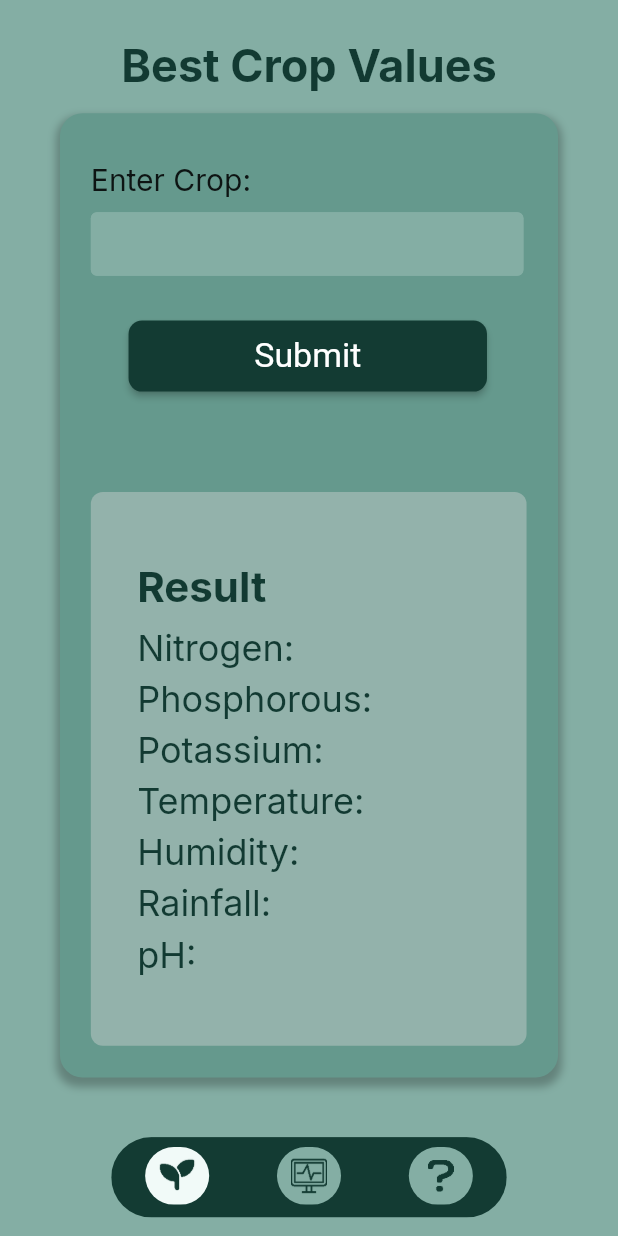
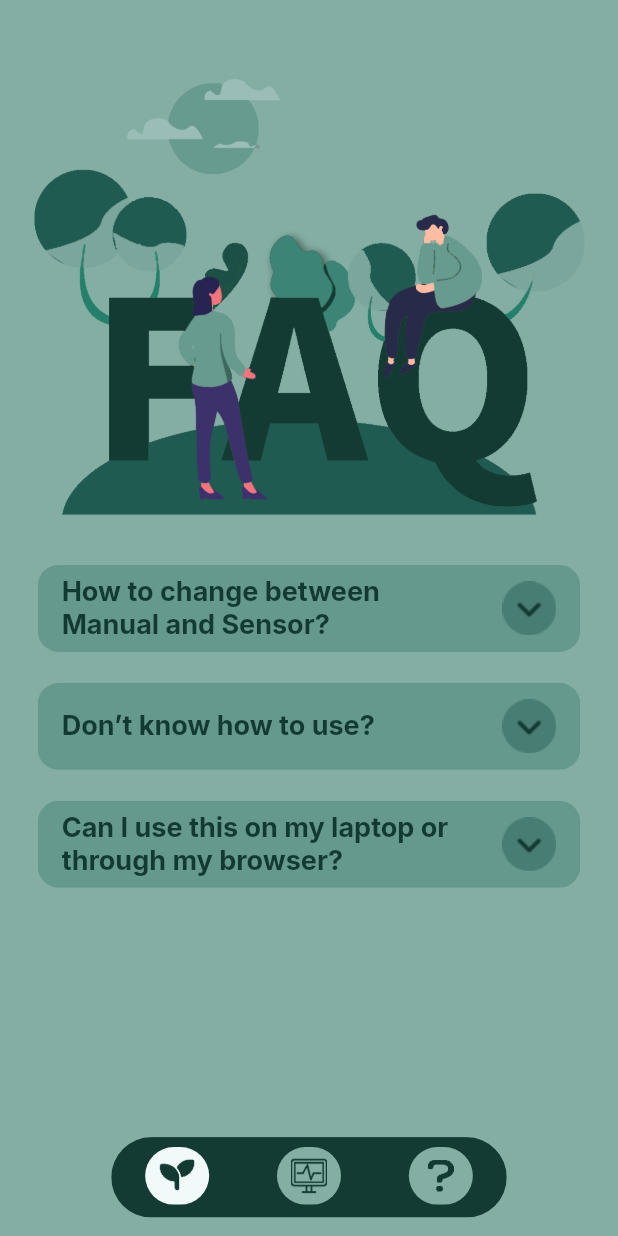
Before and after one commit to SaiVenkatesh007/CultivoApp, a Flutter app: the screen it shows after launch, on a phone screen of 412 x 824 dp. Run offline on Flutter 3.47's test engine with Material 2 defaults, Android fonts, the light colour scheme and no system bars; our stand-ins replace google_fonts.

Commit message:
FAQ Screen Added

```diff
--- a/lib/main.dart
+++ b/lib/main.dart
@@ -1,3 +1,4 @@
+import 'package:cultivoapp/screens/faq.dart';
 import 'package:flutter/material.dart';
 import 'package:flutter/services.dart';
 
@@ -20,7 +21,8 @@ class MyApp extends StatelessWidget {
   @override
   Widget build(BuildContext context) {
     return MaterialApp(
-      home: BestCrop(),
+      debugShowCheckedModeBanner: false,
+      home: FAQScreen(),
     );
   }
 }
--- a/lib/screens/best_value.dart
+++ b/lib/screens/best_value.dart
@@ -142,12 +142,14 @@ class _BestCropState extends State<BestCrop> {
                             padding: EdgeInsets.only(
                               bottom: pageHeight * 0.005,
                             ),
+                            child: Center(
                               child: Text(
                                 "Result",
                                 style: GoogleFonts.inter(
                                   fontSize: 28,
                                   color: const Color(0xff123A32),
                                   fontWeight: FontWeight.bold,
+                                ),
                               ),
                             ),
                           ),
--- /dev/null
+++ b/lib/screens/faq.dart
@@ -0,0 +1,47 @@
+import 'package:cultivoapp/widgets/bottomnavbar.dart';
+import 'package:flutter/material.dart';
+
+import '../widgets/faqtile.dart';
+
+final qnAns = [
+  {
+    "qn": "How to change between Manual and Sensor?",
+    "ans":
+        "Mobile Applications have only Manual input at the moment. You can visit the web interface for accessing the sensor based input information.",
+  },
+  {
+    "qn": "Don’t know how to use?",
+    "ans":
+        "Please refer this video for the usage! https://tinyurl.com/CultivoApp "
+  },
+  {
+    "qn": "Can I use this on my laptop or through my browser?",
+    "ans":
+        "Yes, you can use the same through our web client. You can access it in any browser.",
+  }
+];
+
+class FAQScreen extends StatelessWidget {
+  const FAQScreen({super.key});
+
+  @override
+  Widget build(BuildContext context) {
+    return Scaffold(
+      resizeToAvoidBottomInset: false,
+      backgroundColor: const Color(0xff84aea4),
+      body: SafeArea(
+        child: SingleChildScrollView(
+          child: Column(
+            children: [
+              Image.asset("assets/FAQ_Page.png"),
+              FAQTile(question: qnAns[0]['qn']!, ans: qnAns[0]['ans']!),
+              FAQTile(question: qnAns[1]['qn']!, ans: qnAns[1]['ans']!),
+              FAQTile(question: qnAns[2]['qn']!, ans: qnAns[2]['ans']!),
+            ],
+          ),
+        ),
+      ),
+      bottomNavigationBar: const BottomNav(),
+    );
+  }
+}
--- a/lib/widgets/bottomnavbar.dart
+++ b/lib/widgets/bottomnavbar.dart
@@ -20,7 +20,6 @@ class _BottomNavState extends State<BottomNav> with TickerProviderStateMixin {
 
   @override
   void initState() {
-    // TODO: implement initState
     _tabController = TabController(
       length: 3,
       vsync: this,
@@ -42,7 +41,7 @@ class _BottomNavState extends State<BottomNav> with TickerProviderStateMixin {
               color: const Color(0xff84AEA4),
             )
           : BoxDecoration(
-              borderRadius: BorderRadius.circular(20),
+              borderRadius: BorderRadius.circular(20 ),
               color: const Color(0xffF1FAF8),
             ),
       child: child,
@@ -51,7 +50,6 @@ class _BottomNavState extends State<BottomNav> with TickerProviderStateMixin {
 
   @override
   void dispose() {
-    // TODO: implement dispose
     _tabController.dispose();
     super.dispose();
   }
--- /dev/null
+++ b/lib/widgets/faqtile.dart
@@ -0,0 +1,74 @@
+import 'package:flutter/material.dart';
+import 'package:google_fonts/google_fonts.dart';
+
+class FAQTile extends StatefulWidget {
+  final String question;
+  final String ans;
+  const FAQTile({
+    super.key,
+    required this.question,
+    required this.ans,
+  });
+
+  @override
+  State<FAQTile> createState() => _FAQTileState();
+}
+
+class _FAQTileState extends State<FAQTile> {
+  bool _tileExpanded = false;
+  _tileChanged(bool value) {
+    setState(() {
+      _tileExpanded = value;
+    });
+  }
+
+  @override
+  Widget build(BuildContext context) {
+    final pageWidth = MediaQuery.of(context).size.width;
+    final pageHeight = MediaQuery.of(context).size.height;
+    return Padding(
+      padding: EdgeInsets.only(
+        left: pageWidth * 0.061,
+        right: pageWidth * 0.061,
+        bottom: pageHeight * 0.025,
+      ),
+      child: ClipRRect(
+        borderRadius: BorderRadius.circular(14),
+        child: ExpansionTile(
+          title: Text(
+            widget.question,
+            style: GoogleFonts.inter(
+                fontSize: 18,
+                fontWeight: FontWeight.bold,
+                color: const Color(0xff123A32)),
+          ),
+          backgroundColor: const Color(0xffA9DBCF),
+          collapsedBackgroundColor: const Color(0xff65998D),
+          trailing: !_tileExpanded
+              ? Image.asset("assets/arrow_icon_down.png")
+              : Image.asset("assets/arrow_icon_up.png"),
+          onExpansionChanged: (bool value) {
+            _tileChanged(value);
+          },
+          children: [
+            Padding(
+              padding: EdgeInsets.only(
+                left: pageWidth * 0.04,
+                bottom: pageHeight * 0.02,
+                right: pageWidth * 0.04,
+              ),
+              child: Text(
+                widget.ans,
+                style: GoogleFonts.inter(
+                    fontSize: 18,
+                    fontWeight: FontWeight.w600,
+                    color: const Color(0xff1F5B51)),
+                textAlign: TextAlign.justify,
+              ),
+            )
+          ],
+        ),
+      ),
+    );
+  }
+}
```
Also changed, not shown: assets/FAQ_Page.png (added), assets/arrow_icon_down.png (added), assets/arrow_icon_up.png (added). Lines whose indentation alone changed are shown as unchanged.
